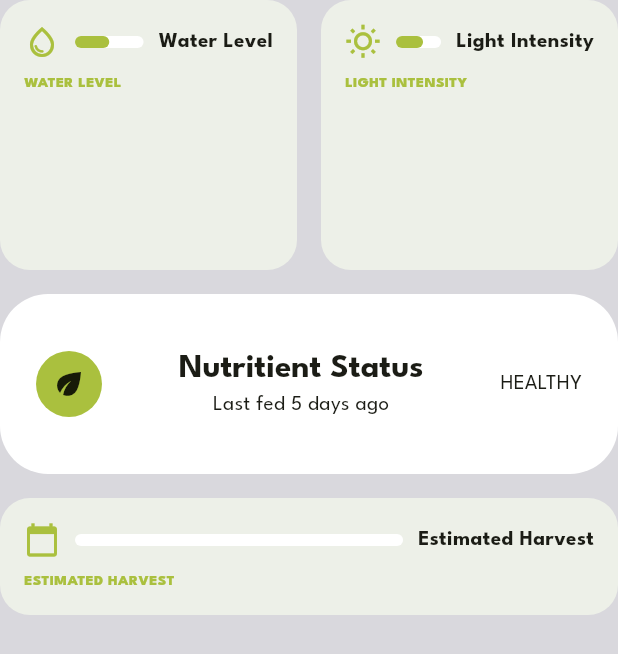
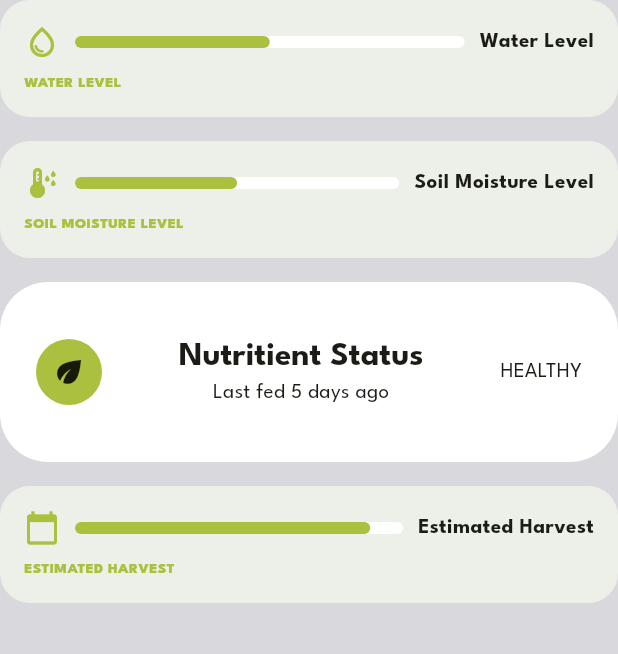
Before and after one commit to AvkaranSarminder/Screen2Green, a Flutter app: the PlantDataDisplay widget shown alone on an empty page, opened directly, on a phone screen of 412 x 824 dp. Shown: the top 654 px of the screen. Run offline on Flutter 3.47's test engine with Material 3 defaults, Android fonts, the phone set to English and light mode, and no system bars; drawn by our look-alikes of percent_indicator; our stand-ins replace shared_preferences, supabase_flutter; accounts and stored records are empty.

Commit message:
Changing layout of plant page and changing icon in widget

```diff
--- a/lib/components/molecules/plant_data_overview.dart
+++ b/lib/components/molecules/plant_data_overview.dart
@@ -9,25 +9,16 @@
   Widget build(BuildContext context) {
     return Column(
       children: [
-        GridView.count(
-          shrinkWrap: true,
-          physics: const NeverScrollableScrollPhysics(),
-          crossAxisCount: 2,
-          crossAxisSpacing: 16,
-          mainAxisSpacing: 16,
-          childAspectRatio: 1.1,
-          children: const [
-            PlantDataElement(
-              icon: Icons.water_drop_outlined,
-              label: "Water Level",
-              percentage: 0.5,
-            ),
-            PlantDataElement(
-              icon: Icons.wb_sunny_outlined,
-              label: "Light Intensity",
-              percentage: 0.6,
-            ),
-          ],
+        const PlantDataElement(
+          icon: Icons.water_drop_outlined,
+          label: "Water Level",
+          percentage: 0.5,
+        ),
+        const SizedBox(height: 16),
+        const PlantDataElement(
+          icon: Icons.dew_point,
+          label: "Soil Moisture Level",
+          percentage: 0.5,
         ),
         const SizedBox(height: 16),
         const PlantNutritionDisplay(),
@@ -36,6 +27,7 @@
         const PlantDataElement(
           label: "Estimated Harvest",
           icon: Icons.calendar_today,
+          percentage: 0.9,
         ),
       ],
     );
```
